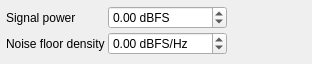
Above: Default/SourceConfig/ToneGenSourcePage.ui from BatchDrake/SigDigger before the change. Below: the same form after it.
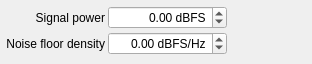
That is the form after the change. Custom widgets are drawn as their Qt base class.

Commit message: Final touches on the tonegen UI

Patch:
```diff
--- a/Default/SourceConfig/ToneGenSourcePage.ui
+++ b/Default/SourceConfig/ToneGenSourcePage.ui
@@ -34,6 +34,9 @@
      <property name="text">
       <string>Signal power</string>
      </property>
+     <property name="alignment">
+      <set>Qt::AlignRight|Qt::AlignTrailing|Qt::AlignVCenter</set>
+     </property>
     </widget>
    </item>
    <item row="0" column="2">
@@ -50,7 +53,10 @@
     </spacer>
    </item>
    <item row="1" column="1">
-    <widget class="QDoubleSpinBox" name="noiseSpinBox">
+    <widget class="ContextAwareSpinBox" name="noiseSpinBox">
+     <property name="alignment">
+      <set>Qt::AlignRight|Qt::AlignTrailing|Qt::AlignVCenter</set>
+     </property>
      <property name="suffix">
       <string> dBFS/Hz</string>
      </property>
@@ -63,7 +69,10 @@
     </widget>
    </item>
    <item row="0" column="1">
-    <widget class="QDoubleSpinBox" name="signalSpinBox">
+    <widget class="ContextAwareSpinBox" name="signalSpinBox">
+     <property name="alignment">
+      <set>Qt::AlignRight|Qt::AlignTrailing|Qt::AlignVCenter</set>
+     </property>
      <property name="suffix">
       <string> dBFS</string>
      </property>
@@ -80,6 +89,9 @@
      <property name="text">
       <string>Noise floor density</string>
      </property>
+     <property name="alignment">
+      <set>Qt::AlignRight|Qt::AlignTrailing|Qt::AlignVCenter</set>
+     </property>
     </widget>
    </item>
    <item row="2" column="1">
@@ -97,6 +109,13 @@
    </item>
   </layout>
  </widget>
+ <customwidgets>
+   <customwidget>
+     <class>ContextAwareSpinBox</class>
+     <extends>QDoubleSpinBox</extends>
+     <header>ContextAwareSpinBox.h</header>
+   </customwidget>
+ </customwidgets>
  <resources/>
  <connections/>
 </ui>
```
The commit also changes 1 other file.
